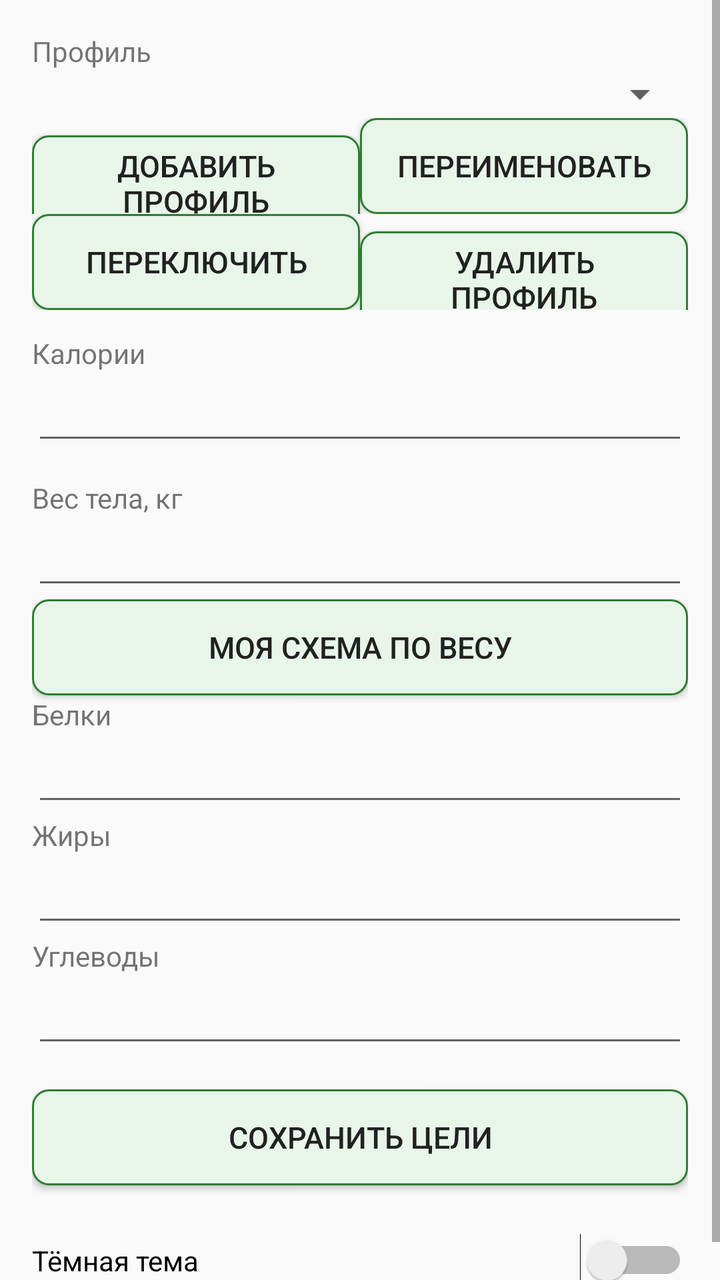
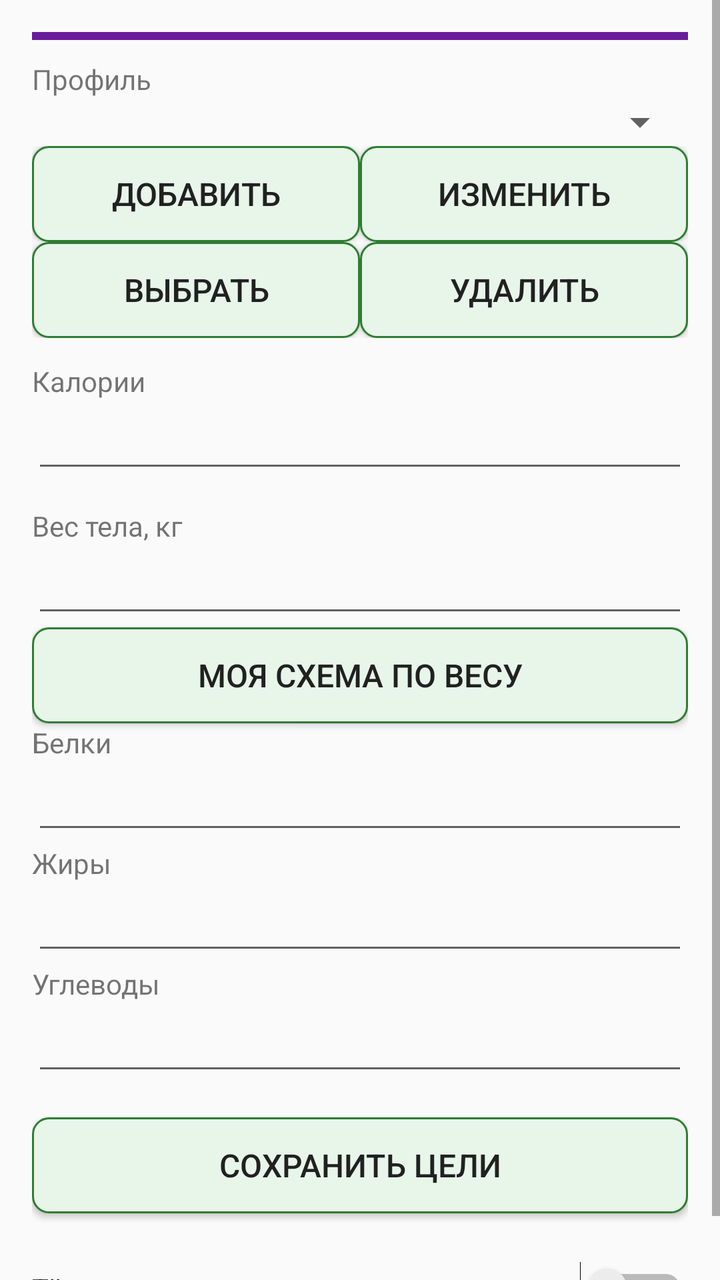

Compare the two renders of this Android layout. The source of the first and the diff that turns it into the second are given below.
<!-- AndroidManifest.xml: application theme AppTheme.Light -->
<!-- res/layout/fragment_profile.xml -->
<?xml version="1.0" encoding="utf-8"?>
<ScrollView xmlns:android="http://schemas.android.com/apk/res/android"
    android:layout_width="match_parent"
    android:layout_height="match_parent">

    <LinearLayout
        android:layout_width="match_parent"
        android:layout_height="wrap_content"
        android:orientation="vertical"
        android:padding="16dp">

        <TextView
            android:layout_width="match_parent"
            android:layout_height="wrap_content"
            android:text="@string/profile_label" />

        <Spinner
            android:id="@+id/profileSpinner"
            android:layout_width="match_parent"
            android:layout_height="wrap_content" />

        <LinearLayout
            android:layout_width="match_parent"
            android:layout_height="wrap_content"
            android:orientation="horizontal">

            <Button style="@style/AppButton"
                android:id="@+id/addProfileButton"
                android:layout_width="0dp"
                android:layout_weight="1"
                android:layout_height="wrap_content"
                android:minWidth="0dp"
                android:text="@string/add_profile" />

            <Button style="@style/AppButton"
                android:id="@+id/renameProfileButton"
                android:layout_width="0dp"
                android:layout_weight="1"
                android:layout_height="wrap_content"
                android:minWidth="0dp"
                android:text="@string/rename_profile" />
        </LinearLayout>

        <LinearLayout
            android:layout_width="match_parent"
            android:layout_height="wrap_content"
            android:orientation="horizontal">

            <Button style="@style/AppButton"
                android:id="@+id/switchProfileButton"
                android:layout_width="0dp"
                android:layout_weight="1"
                android:layout_height="wrap_content"
                android:minWidth="0dp"
                android:text="@string/switch_profile" />

            <Button style="@style/AppButton"
                android:id="@+id/deleteProfileButton"
                android:layout_width="0dp"
                android:layout_weight="1"
                android:layout_height="wrap_content"
                android:minWidth="0dp"
                android:text="@string/delete_profile" />
        </LinearLayout>

        <TextView
            android:layout_width="match_parent"
            android:layout_height="wrap_content"
            android:layout_marginTop="12dp"
            android:text="@string/kcal" />

        <EditText
            android:id="@+id/targetKcalInput"
            android:layout_width="match_parent"
            android:layout_height="wrap_content"
            android:inputType="numberDecimal" />

        <TextView
            android:layout_width="match_parent"
            android:layout_height="wrap_content"
            android:layout_marginTop="12dp"
            android:text="@string/body_weight" />

        <EditText
            android:id="@+id/weightInput"
            android:layout_width="match_parent"
            android:layout_height="wrap_content"
            android:inputType="numberDecimal" />

        <Button style="@style/AppButton"
            android:id="@+id/mySchemeButton"
            android:layout_width="match_parent"
            android:layout_height="wrap_content"
            android:text="@string/my_scheme" />

        <TextView
            android:layout_width="match_parent"
            android:layout_height="wrap_content"
            android:text="@string/protein" />

        <EditText
            android:id="@+id/targetProteinInput"
            android:layout_width="match_parent"
            android:layout_height="wrap_content"
            android:inputType="numberDecimal" />

        <TextView
            android:layout_width="match_parent"
            android:layout_height="wrap_content"
            android:text="@string/fat" />

        <EditText
            android:id="@+id/targetFatInput"
            android:layout_width="match_parent"
            android:layout_height="wrap_content"
            android:inputType="numberDecimal" />

        <TextView
            android:layout_width="match_parent"
            android:layout_height="wrap_content"
            android:text="@string/carbs" />

        <EditText
            android:id="@+id/targetCarbsInput"
            android:layout_width="match_parent"
            android:layout_height="wrap_content"
            android:inputType="numberDecimal" />

        <TextView
            android:id="@+id/schemeHint"
            android:layout_width="match_parent"
            android:layout_height="wrap_content"
            android:layout_marginTop="12dp"
            android:visibility="gone"
            android:text="@string/scheme_hint" />

        <Button style="@style/AppButton"
            android:id="@+id/scheme0"
            android:layout_width="match_parent"
            android:layout_height="wrap_content"
            android:visibility="gone"
            android:text="@string/scheme_0" />

        <Button style="@style/AppButton"
            android:id="@+id/scheme1"
            android:layout_width="match_parent"
            android:layout_height="wrap_content"
            android:visibility="gone"
            android:text="@string/scheme_1" />

        <Button style="@style/AppButton"
            android:id="@+id/scheme2"
            android:layout_width="match_parent"
            android:layout_height="wrap_content"
            android:visibility="gone"
            android:text="@string/scheme_2" />

        <Button style="@style/AppButton"
            android:id="@+id/scheme3"
            android:layout_width="match_parent"
            android:layout_height="wrap_content"
            android:visibility="gone"
            android:text="@string/scheme_3" />

        <Button style="@style/AppButton"
            android:id="@+id/scheme4"
            android:layout_width="match_parent"
            android:layout_height="wrap_content"
            android:visibility="gone"
            android:text="@string/scheme_4" />

        <Button style="@style/AppButton"
            android:id="@+id/saveTargetsButton"
            android:layout_width="match_parent"
            android:layout_height="wrap_content"
            android:layout_marginTop="16dp"
            android:text="@string/save_targets" />

        <Switch
            android:id="@+id/darkThemeSwitch"
            android:layout_width="match_parent"
            android:layout_height="wrap_content"
            android:layout_marginTop="24dp"
            android:text="@string/dark_theme" />

    </LinearLayout>

</ScrollView>
<!-- resources referenced by this layout -->
<resources>
  <string name="add_profile">Добавить профиль</string>
  <string name="body_weight">Вес тела, кг</string>
  <string name="carbs">Углеводы</string>
  <string name="dark_theme">Тёмная тема</string>
  <string name="delete_profile">Удалить профиль</string>
  <string name="fat">Жиры</string>
  <string name="kcal">Калории</string>
  <string name="my_scheme">Моя схема по весу</string>
  <string name="profile_label">Профиль</string>
  <string name="protein">Белки</string>
  <string name="rename_profile">Переименовать</string>
  <string name="save_targets">Сохранить цели</string>
  <string name="scheme_0">Поддержание 15/30/55</string>
  <string name="scheme_1">Похудение 28/27/45</string>
  <string name="scheme_2">Набор мышц 25/25/50</string>
  <string name="scheme_3">Низкоуглеводная 25/45/30</string>
  <string name="scheme_4">Кето 10/70/20</string>
  <string name="scheme_hint">Схемы БЖУ при вводе калорий</string>
  <string name="switch_profile">Переключить</string>
  <style name="AppButton" parent="@android:style/Widget.Material.Button">
          <item name="android:background">?attr/buttonBg</item>
          <item name="android:textColor">?android:attr/textColorPrimary</item>
          <item name="android:minHeight">48dp</item>
          <item name="android:textSize">15sp</item>
          <item name="android:paddingStart">12dp</item>
          <item name="android:paddingEnd">12dp</item>
      </style>
  <style name="AppTheme.Light" parent="@android:style/Theme.Material.Light">
          <item name="android:windowBackground">@color/light_bg</item>
          <item name="android:textColorPrimary">@color/light_text</item>
          <item name="android:textColorSecondary">@color/light_secondary</item>
          <item name="android:colorAccent">@color/accent_light</item>
          <item name="buttonBg">@drawable/button_selector_light</item>
          <item name="progressTrack">@color/track_light</item>
          <item name="progressKcal">@color/kcal_color</item>
          <item name="progressProtein">@color/protein_color</item>
          <item name="progressFat">@color/fat_color</item>
          <item name="progressCarbs">@color/carbs_color</item>
          <item name="recentDishText">@color/recent_dish</item>
          <item name="meal0">@color/meal0</item>
          <item name="meal1">@color/meal1</item>
          <item name="meal2">@color/meal2</item>
          <item name="meal3">@color/meal3</item>
      </style>
  <color name="light_bg">#FAFAFA</color>
  <color name="light_text">#212121</color>
  <color name="light_secondary">#616161</color>
  <color name="accent_light">#2E7D32</color>
  <color name="track_light">#E0E0E0</color>
  <color name="kcal_color">#EF6C00</color>
  <color name="protein_color">#1976D2</color>
  <color name="fat_color">#C2185B</color>
  <color name="carbs_color">#7B1FA2</color>
  <color name="recent_dish">@color/recent_dish_light</color>
  <color name="meal0">@color/meal0_light</color>
  <color name="meal1">@color/meal1_light</color>
  <color name="meal2">@color/meal2_light</color>
  <color name="meal3">@color/meal3_light</color>
  <color name="recent_dish_light">#0288D1</color>
  <color name="meal0_light">#FFB74D</color>
  <color name="meal1_light">#81C784</color>
  <color name="meal2_light">#9575CD</color>
  <color name="meal3_light">#4FC3F7</color>
  <!-- unchanged entries left out for length: 1 -->
</resources>

<!-- the commit's change to res/layout/fragment_profile.xml (unified diff, before → after) -->
@@ -8,6 +8,12 @@
         android:layout_height="wrap_content"
         android:orientation="vertical"
         android:padding="16dp">
+
+        <View
+            android:layout_width="match_parent"
+            android:layout_height="4dp"
+            android:layout_marginBottom="10dp"
+            android:background="?attr/blockProfile" />
 
         <TextView
             android:layout_width="match_parent"
@@ -134,40 +140,12 @@
             android:visibility="gone"
             android:text="@string/scheme_hint" />
 
-        <Button style="@style/AppButton"
-            android:id="@+id/scheme0"
+        <Spinner
+            android:id="@+id/schemeSpinner"
             android:layout_width="match_parent"
             android:layout_height="wrap_content"
             android:visibility="gone"
-            android:text="@string/scheme_0" />
-
-        <Button style="@style/AppButton"
-            android:id="@+id/scheme1"
-            android:layout_width="match_parent"
-            android:layout_height="wrap_content"
-            android:visibility="gone"
-            android:text="@string/scheme_1" />
-
-        <Button style="@style/AppButton"
-            android:id="@+id/scheme2"
-            android:layout_width="match_parent"
-            android:layout_height="wrap_content"
-            android:visibility="gone"
-            android:text="@string/scheme_2" />
-
-        <Button style="@style/AppButton"
-            android:id="@+id/scheme3"
-            android:layout_width="match_parent"
-            android:layout_height="wrap_content"
-            android:visibility="gone"
-            android:text="@string/scheme_3" />
-
-        <Button style="@style/AppButton"
-            android:id="@+id/scheme4"
-            android:layout_width="match_parent"
-            android:layout_height="wrap_content"
-            android:visibility="gone"
-            android:text="@string/scheme_4" />
+            android:entries="@array/macro_schemes" />
 
         <Button style="@style/AppButton"
             android:id="@+id/saveTargetsButton"
<!-- resource entries referenced after the edit -->
@@ -1,31 +1,40 @@
 <!-- resources referenced by this layout -->
 <resources>
-  <string name="add_profile">Добавить профиль</string>
+  <string-array name="macro_schemes">
+          <item>ВОЗ — сбалансированная</item>
+          <item>IOM — средняя AMDR</item>
+          <item>DASH</item>
+          <item>Средиземноморская</item>
+          <item>Зона</item>
+          <item>Аткинс</item>
+          <item>Низкожировая</item>
+          <item>Высокобелковая</item>
+          <item>Низкоуглеводная</item>
+          <item>Кето</item>
+      </string-array>
+  <string name="add_profile">Добавить</string>
   <string name="body_weight">Вес тела, кг</string>
   <string name="carbs">Углеводы</string>
   <string name="dark_theme">Тёмная тема</string>
-  <string name="delete_profile">Удалить профиль</string>
+  <string name="delete_profile">Удалить</string>
   <string name="fat">Жиры</string>
   <string name="kcal">Калории</string>
   <string name="my_scheme">Моя схема по весу</string>
   <string name="profile_label">Профиль</string>
   <string name="protein">Белки</string>
-  <string name="rename_profile">Переименовать</string>
+  <string name="rename_profile">Изменить</string>
   <string name="save_targets">Сохранить цели</string>
-  <string name="scheme_0">Поддержание 15/30/55</string>
-  <string name="scheme_1">Похудение 28/27/45</string>
-  <string name="scheme_2">Набор мышц 25/25/50</string>
-  <string name="scheme_3">Низкоуглеводная 25/45/30</string>
-  <string name="scheme_4">Кето 10/70/20</string>
   <string name="scheme_hint">Схемы БЖУ при вводе калорий</string>
-  <string name="switch_profile">Переключить</string>
+  <string name="switch_profile">Выбрать</string>
   <style name="AppButton" parent="@android:style/Widget.Material.Button">
           <item name="android:background">?attr/buttonBg</item>
           <item name="android:textColor">?android:attr/textColorPrimary</item>
           <item name="android:minHeight">48dp</item>
-          <item name="android:textSize">15sp</item>
-          <item name="android:paddingStart">12dp</item>
-          <item name="android:paddingEnd">12dp</item>
+          <item name="android:textSize">16sp</item>
+          <item name="android:paddingStart">8dp</item>
+          <item name="android:paddingEnd">8dp</item>
+          <item name="android:singleLine">true</item>
+          <item name="android:ellipsize">end</item>
       </style>
   <style name="AppTheme.Light" parent="@android:style/Theme.Material.Light">
           <item name="android:windowBackground">@color/light_bg</item>
@@ -43,6 +52,9 @@
           <item name="meal1">@color/meal1</item>
           <item name="meal2">@color/meal2</item>
           <item name="meal3">@color/meal3</item>
+          <item name="blockDay">@color/block_day</item>
+          <item name="blockProducts">@color/block_products</item>
+          <item name="blockProfile">@color/block_profile</item>
       </style>
   <color name="light_bg">#FAFAFA</color>
   <color name="light_text">#212121</color>
@@ -58,11 +70,17 @@
   <color name="meal1">@color/meal1_light</color>
   <color name="meal2">@color/meal2_light</color>
   <color name="meal3">@color/meal3_light</color>
+  <color name="block_day">@color/block_day_light</color>
+  <color name="block_products">@color/block_products_light</color>
+  <color name="block_profile">@color/block_profile_light</color>
   <color name="recent_dish_light">#0288D1</color>
   <color name="meal0_light">#FFB74D</color>
   <color name="meal1_light">#81C784</color>
   <color name="meal2_light">#9575CD</color>
   <color name="meal3_light">#4FC3F7</color>
+  <color name="block_day_light">#2E7D32</color>
+  <color name="block_products_light">#1565C0</color>
+  <color name="block_profile_light">#6A1B9A</color>
   <!-- unchanged entries left out for length: 1 -->
 </resources>
 
